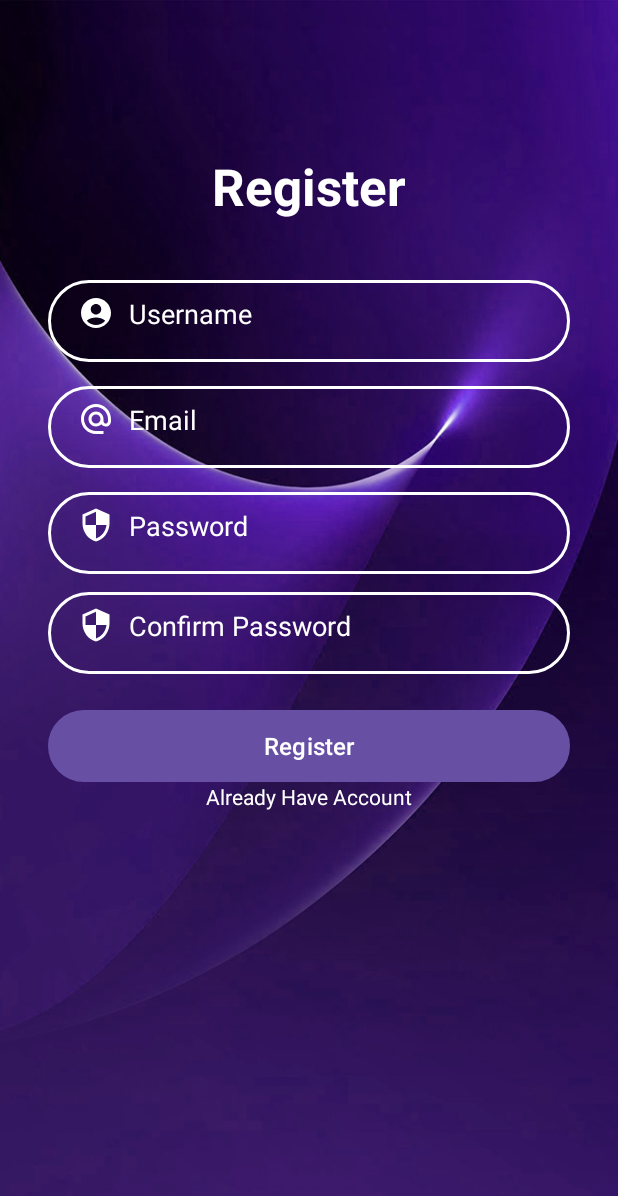
After one commit to Wassila00/app-mobile-to-do-list, an Android app: the layout activity_register3.xml on its own in the app's theme, with its tools: preview values and no code run, on a phone screen of 412 x 824 dp. The commit adds this screen. Shown: the top 1196 px of the screen. Run offline under Robolectric (Android 15) with nearby library versions, the phone set to English and light mode, and no system bars.

Commit message:
initial commit

```diff
--- /dev/null
+++ b/app/src/main/res/drawable/btn_bg.xml
@@ -0,0 +1,5 @@
+<?xml version="1.0" encoding="utf-8"?>
+<shape xmlns:android="http://schemas.android.com/apk/res/android">
+<solid android:color="@color/colorWhite"/>
+    <corners android:radius="70dp"/>
+</shape>
--- /dev/null
+++ b/app/src/main/res/drawable/ic_email.xml
@@ -0,0 +1,5 @@
+<vector xmlns:android="http://schemas.android.com/apk/res/android" android:height="24dp" android:tint="#FFFFFF" android:viewportHeight="24" android:viewportWidth="24" android:width="24dp">
+
+    <path android:fillColor="@android:color/white" android:pathData="M12,2C6.48,2 2,6.48 2,12s4.48,10 10,10h5v-2h-5c-4.34,0 -8,-3.66 -8,-8s3.66,-8 8,-8 8,3.66 8,8v1.43c0,0.79 -0.71,1.57 -1.5,1.57s-1.5,-0.78 -1.5,-1.57L17,12c0,-2.76 -2.24,-5 -5,-5s-5,2.24 -5,5 2.24,5 5,5c1.38,0 2.64,-0.56 3.54,-1.47 0.65,0.89 1.77,1.47 2.96,1.47 1.97,0 3.5,-1.6 3.5,-3.57L22,12c0,-5.52 -4.48,-10 -10,-10zM12,15c-1.66,0 -3,-1.34 -3,-3s1.34,-3 3,-3 3,1.34 3,3 -1.34,3 -3,3z"/>
+
+</vector>
--- /dev/null
+++ b/app/src/main/res/drawable/ic_person.xml
@@ -0,0 +1,5 @@
+<vector xmlns:android="http://schemas.android.com/apk/res/android" android:height="24dp" android:tint="#FFFFFF" android:viewportHeight="24" android:viewportWidth="24" android:width="24dp">
+
+    <path android:fillColor="@android:color/white" android:pathData="M12,2C6.48,2 2,6.48 2,12s4.48,10 10,10s10,-4.48 10,-10S17.52,2 12,2zM12,6c1.93,0 3.5,1.57 3.5,3.5S13.93,13 12,13s-3.5,-1.57 -3.5,-3.5S10.07,6 12,6zM12,20c-2.03,0 -4.43,-0.82 -6.14,-2.88C7.55,15.8 9.68,15 12,15s4.45,0.8 6.14,2.12C16.43,19.18 14.03,20 12,20z"/>
+
+</vector>
--- /dev/null
+++ b/app/src/main/res/drawable/ic_security.xml
@@ -0,0 +1,5 @@
+<vector xmlns:android="http://schemas.android.com/apk/res/android" android:height="24dp" android:tint="#FFFFFF" android:viewportHeight="24" android:viewportWidth="24" android:width="24dp">
+
+    <path android:fillColor="@android:color/white" android:pathData="M12,1L3,5v6c0,5.55 3.84,10.74 9,12 5.16,-1.26 9,-6.45 9,-12L21,5l-9,-4zM12,11.99h7c-0.53,4.12 -3.28,7.79 -7,8.94L12,12L5,12L5,6.3l7,-3.11v8.8z"/>
+
+</vector>
--- /dev/null
+++ b/app/src/main/res/drawable/input_bg.xml
@@ -0,0 +1,5 @@
+<?xml version="1.0" encoding="utf-8"?>
+<shape xmlns:android="http://schemas.android.com/apk/res/android">
+<stroke android:color="@color/colorWhite" android:width="2dp"/>
+    <corners android:radius="70dp"/>
+</shape>
--- /dev/null
+++ b/app/src/main/res/layout/activity_register3.xml
@@ -0,0 +1,134 @@
+<?xml version="1.0" encoding="utf-8"?>
+<androidx.constraintlayout.widget.ConstraintLayout xmlns:android="http://schemas.android.com/apk/res/android"
+    xmlns:app="http://schemas.android.com/apk/res-auto"
+    xmlns:tools="http://schemas.android.com/tools"
+    android:id="@+id/main"
+    android:layout_width="match_parent"
+    android:layout_height="match_parent"
+    android:background="@drawable/bg"
+    tools:context=".RegisterActivity">
+
+    <TextView
+        android:id="@+id/logo"
+        android:layout_width="wrap_content"
+        android:layout_height="wrap_content"
+        android:text="Register"
+        android:textColor="@color/colorWhite"
+        android:textSize="34sp"
+        android:textStyle="bold"
+        app:layout_constraintBottom_toBottomOf="parent"
+        app:layout_constraintEnd_toEndOf="parent"
+        app:layout_constraintStart_toStartOf="parent"
+        app:layout_constraintTop_toTopOf="parent"
+        app:layout_constraintVertical_bias="0.13" />
+
+    <EditText
+        android:id="@+id/inputPassword"
+        android:layout_width="0dp"
+        android:layout_height="wrap_content"
+        android:layout_marginStart="32dp"
+        android:layout_marginTop="40dp"
+        android:layout_marginEnd="32dp"
+        android:background="@drawable/input_bg"
+        android:drawableLeft="@drawable/ic_person"
+        android:drawablePadding="10dp"
+        android:ems="10"
+        android:hint="Username"
+        android:inputType="text"
+        android:paddingLeft="20dp"
+        android:paddingTop="10dp"
+        android:paddingRight="10dp"
+        android:paddingBottom="20dp"
+        android:textColorHint="@color/colorWhite"
+        app:layout_constraintEnd_toEndOf="parent"
+        app:layout_constraintHorizontal_bias="0.497"
+        app:layout_constraintStart_toStartOf="parent"
+        app:layout_constraintTop_toBottomOf="@+id/logo" />
+
+    <EditText
+        android:id="@+id/inputEmail"
+        android:layout_width="0dp"
+        android:layout_height="wrap_content"
+        android:layout_marginTop="16dp"
+        android:background="@drawable/input_bg"
+        android:drawableLeft="@drawable/ic_email"
+        android:drawablePadding="10dp"
+        android:ems="10"
+        android:hint="Email"
+        android:inputType="text"
+        android:paddingLeft="20dp"
+        android:paddingTop="10dp"
+        android:paddingRight="10dp"
+        android:paddingBottom="20dp"
+        android:textColorHint="@color/colorWhite"
+        app:layout_constraintEnd_toEndOf="@+id/inputPassword"
+        app:layout_constraintStart_toStartOf="@+id/inputPassword"
+        app:layout_constraintTop_toBottomOf="@+id/inputPassword" />
+
+    <EditText
+        android:id="@+id/InputPassword"
+        android:layout_width="0dp"
+        android:layout_height="wrap_content"
+        android:layout_marginTop="16dp"
+        android:background="@drawable/input_bg"
+        android:drawableLeft="@drawable/ic_security"
+        android:drawablePadding="10dp"
+        android:ems="10"
+        android:hint="Password"
+        android:inputType="text"
+        android:paddingLeft="20dp"
+        android:paddingTop="10dp"
+        android:paddingRight="10dp"
+        android:paddingBottom="20dp"
+        android:textColorHint="@color/colorWhite"
+        app:layout_constraintEnd_toEndOf="@+id/inputEmail"
+        app:layout_constraintHorizontal_bias="1.0"
+        app:layout_constraintStart_toEndOf="@+id/inputEmail"
+        app:layout_constraintStart_toStartOf="@+id/inputEmail"
+        app:layout_constraintTop_toBottomOf="@+id/inputEmail" />
+
+    <EditText
+        android:id="@+id/InputConformPassword"
+        android:layout_width="0dp"
+        android:layout_height="wrap_content"
+        android:layout_marginTop="12dp"
+        android:background="@drawable/input_bg"
+        android:drawableLeft="@drawable/ic_security"
+        android:drawablePadding="10dp"
+        android:ems="10"
+        android:hint="Confirm Password"
+        android:inputType="text"
+        android:paddingLeft="20dp"
+        android:paddingTop="10dp"
+        android:paddingRight="10dp"
+        android:paddingBottom="20dp"
+        android:textColorHint="@color/colorWhite"
+        app:layout_constraintEnd_toEndOf="@+id/InputPassword"
+        app:layout_constraintHorizontal_bias="1.0"
+        app:layout_constraintStart_toStartOf="@+id/InputPassword"
+        app:layout_constraintTop_toBottomOf="@+id/InputPassword" />
+
+    <Button
+        android:id="@+id/btnRegister"
+        android:layout_width="0dp"
+        android:layout_height="wrap_content"
+        android:layout_marginTop="24dp"
+        android:background="@drawable/input_bg"
+        android:backgroundTint="@color/colorWhite"
+        android:text="Register"
+        android:textSize="16sp"
+        app:layout_constraintEnd_toEndOf="@+id/InputConformPassword"
+        app:layout_constraintStart_toStartOf="@+id/InputConformPassword"
+        app:layout_constraintTop_toBottomOf="@+id/InputConformPassword" />
+
+    <TextView
+        android:id="@+id/AlreadyHaveAccount"
+        android:layout_width="wrap_content"
+        android:layout_height="wrap_content"
+        android:text="Already Have Account"
+        android:textColor="@color/colorWhite"
+        app:layout_constraintEnd_toEndOf="@+id/btnRegister"
+        app:layout_constraintStart_toStartOf="@+id/btnRegister"
+        app:layout_constraintTop_toBottomOf="@+id/btnRegister" />
+
+</androidx.constraintlayout.widget.ConstraintLayout>
--- a/app/src/main/res/values/colors.xml
+++ b/app/src/main/res/values/colors.xml
@@ -5,4 +5,8 @@
     <color name="lavender_dark">#734F96</color>
     <color name="lavender_medium">#CAB9DC</color>
     <color name="lavender_light">#E6E6F6</color>
+    <color name="colorBlack">#000000</color>
+    <color name="colorWhite">#FFFFFF</color>
+    <color name="colorPrimaryDark">#3262C4</color>
+    <color name="colorRed">#C11515</color>
 </resources>
--- a/build.gradle.kts
+++ b/build.gradle.kts
@@ -1,4 +1,4 @@
 // Top-level build file where you can add configuration options common to all sub-projects/modules.
 plugins {
-    alias(libs.plugins.android.application) apply false
+    alias(libs.plugins.android.application)  apply false
 }
--- a/gradle/libs.versions.toml
+++ b/gradle/libs.versions.toml
@@ -19,4 +19,4 @@ constraintlayout = { group = "androidx.constraintlayout", name = "constraintlayo
 recyclerview = "androidx.recyclerview:recyclerview:1.4.0"
 
 [plugins]
-android-application = { id = "com.android.application", version.ref = "agp" }
+android-application = { id = "com.android.application", version = "8.3.1" }
```
Also changed, not shown: app/src/main/java/com/example/sidebar/LoginActivity.java (added, +24 -0 lines), app/src/main/java/com/example/sidebar/RegisterActivity.java (added, +24 -0 lines), app/src/main/res/layout/activity_login.xml (added, +69 -0 lines), app/src/main/res/values/styles.xml (added, +7 -0 lines), app/src/main/res/drawable/bg.jpg (added), gradle/wrapper/gradle-wrapper.properties.
